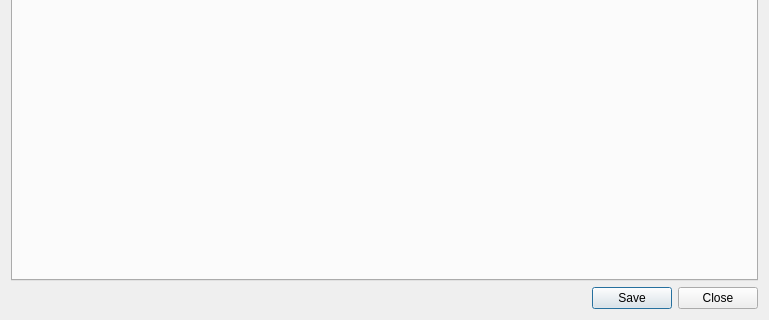
Old version of the form schedule-ui/showscheduledialog.ui in the repository BupTy03/schedule-project; both pictures show x 0 to 769 and y 169 to 489 of the 769 by 489 pixel window.
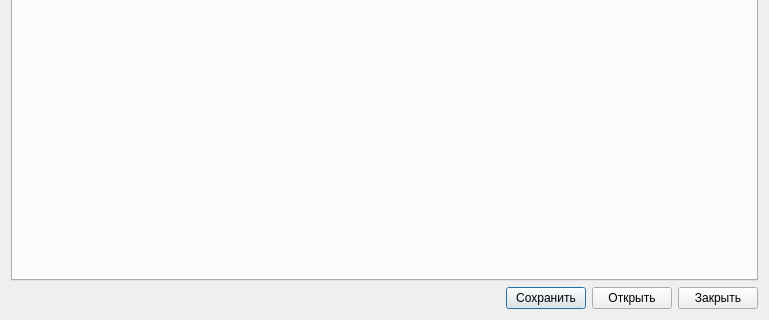
New version of the form.

Commit message: ~ ShowScheduleDialog fixed, + saving temp result

The edit to the form file:
```diff
--- a/schedule-ui/showscheduledialog.ui
+++ b/schedule-ui/showscheduledialog.ui
@@ -32,20 +32,42 @@
     </widget>
    </item>
    <item>
-    <widget class="QDialogButtonBox" name="buttonBox">
-     <property name="sizePolicy">
-      <sizepolicy hsizetype="Expanding" vsizetype="Fixed">
-       <horstretch>0</horstretch>
-       <verstretch>0</verstretch>
-      </sizepolicy>
-     </property>
-     <property name="orientation">
-      <enum>Qt::Horizontal</enum>
-     </property>
-     <property name="standardButtons">
-      <set>QDialogButtonBox::Close|QDialogButtonBox::Save</set>
-     </property>
-    </widget>
+    <layout class="QHBoxLayout" name="horizontalLayout">
+     <item>
+      <spacer name="horizontalSpacer">
+       <property name="orientation">
+        <enum>Qt::Horizontal</enum>
+       </property>
+       <property name="sizeHint" stdset="0">
+        <size>
+         <width>40</width>
+         <height>20</height>
+        </size>
+       </property>
+      </spacer>
+     </item>
+     <item>
+      <widget class="QPushButton" name="saveButton">
+       <property name="text">
+        <string>Сохранить</string>
+       </property>
+      </widget>
+     </item>
+     <item>
+      <widget class="QPushButton" name="openButton">
+       <property name="text">
+        <string>Открыть</string>
+       </property>
+      </widget>
+     </item>
+     <item>
+      <widget class="QPushButton" name="closeButton">
+       <property name="text">
+        <string>Закрыть</string>
+       </property>
+      </widget>
+     </item>
+    </layout>
    </item>
   </layout>
  </widget>
```
Left out of the diff: 35 changed lines with no effect on the pictures. The commit also changes 5 other files.
